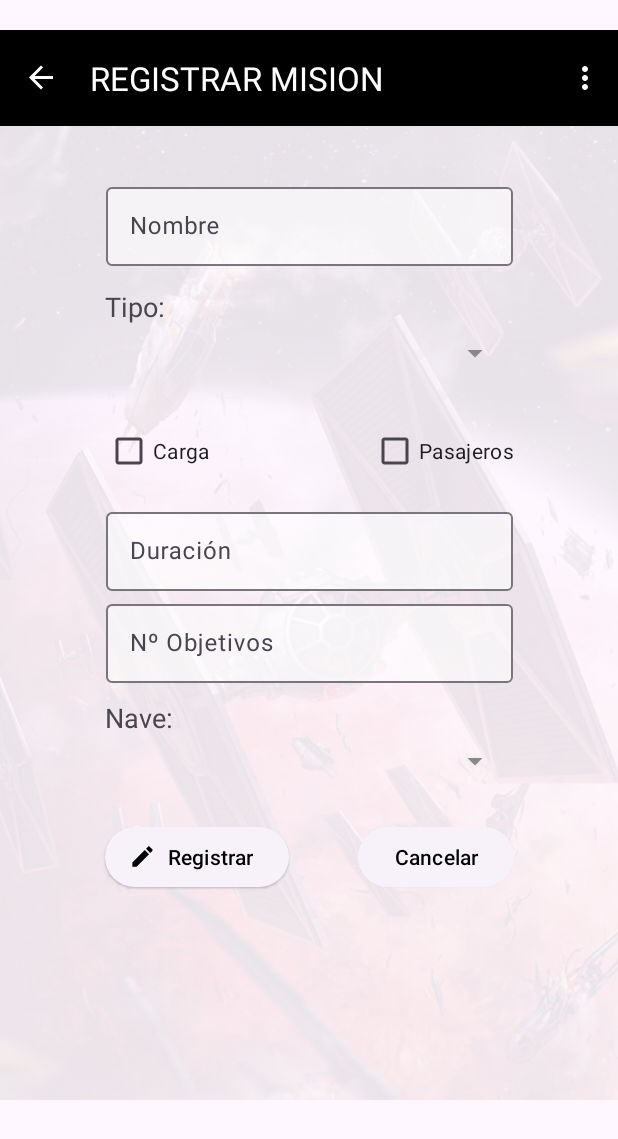
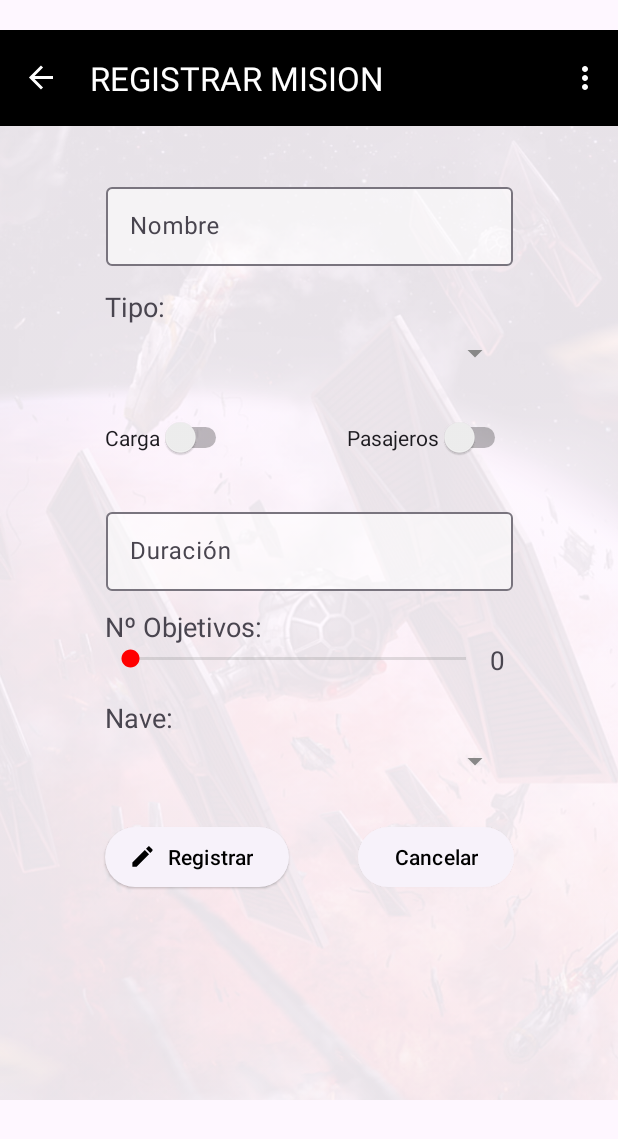
Before and after one commit to CarlosMurilloGomez/Desafio1_PMDM, an Android app: the FragAltaMisiones screen opened through its navigation route, on a phone screen of 412 x 824 dp. Shown: the top 1139 px of the screen. Run offline under Robolectric (Android 15) with nearby library versions, the light colour scheme and no system bars; our stand-ins replace navigation-ui; libraries missing offline, so code that uses them is left out: com.cloudinary; network calls fail; pictures from the network do not load; 3 statements that could not run were skipped.

Commit message:
Incluir switch y seekbar en alta de misiones

```diff
--- a/Desafio1_AppVader/app/src/main/res/layout/fragment_frag_alta_misiones.xml
+++ b/Desafio1_AppVader/app/src/main/res/layout/fragment_frag_alta_misiones.xml
@@ -6,6 +6,83 @@
     android:layout_height="match_parent"
     android:background="@drawable/fondo_misiones"
     tools:context=".ventanas.admin.FragAltaMisiones">
+
+    <TextView
+        android:id="@+id/lbNoHayNavesAltaMi"
+        android:layout_width="230dp"
+        android:layout_height="48dp"
+        android:text="@string/noHayNavesCondiciones"
+        android:textSize="18sp"
+        android:visibility="invisible"
+        app:layout_constraintBottom_toBottomOf="parent"
+        app:layout_constraintEnd_toEndOf="parent"
+        app:layout_constraintHorizontal_bias="0.386"
+        app:layout_constraintStart_toStartOf="parent"
+        app:layout_constraintTop_toTopOf="parent"
+        app:layout_constraintVertical_bias="0.677" />
+
+    <TextView
+        android:id="@+id/lbNumObjetivosAltaMi"
+        android:layout_width="wrap_content"
+        android:layout_height="wrap_content"
+        android:text="@string/numObjetivos"
+        android:textSize="18sp"
+        app:layout_constraintBottom_toBottomOf="parent"
+        app:layout_constraintEnd_toEndOf="parent"
+        app:layout_constraintHorizontal_bias="0.228"
+        app:layout_constraintStart_toStartOf="parent"
+        app:layout_constraintTop_toTopOf="parent"
+        app:layout_constraintVertical_bias="0.514" />
+
+    <TextView
+        android:id="@+id/tvNumObjetivosAltaMi"
+        android:layout_width="32dp"
+        android:layout_height="wrap_content"
+        android:inputType="number"
+        android:text="0"
+        android:textSize="17sp"
+        app:layout_constraintBottom_toBottomOf="parent"
+        app:layout_constraintEnd_toEndOf="parent"
+        app:layout_constraintHorizontal_bias="0.86"
+        app:layout_constraintStart_toStartOf="parent"
+        app:layout_constraintTop_toTopOf="parent"
+        app:layout_constraintVertical_bias="0.55" />
+
+    <SeekBar
+        android:id="@+id/sbNumObjetivosAltaMi"
+        android:layout_width="256dp"
+        android:layout_height="25dp"
+        android:max="50"
+        app:layout_constraintBottom_toBottomOf="parent"
+        app:layout_constraintEnd_toEndOf="parent"
+        app:layout_constraintHorizontal_bias="0.451"
+        app:layout_constraintStart_toStartOf="parent"
+        app:layout_constraintTop_toTopOf="parent"
+        app:layout_constraintVertical_bias="0.549" />
+
+    <Switch
+        android:id="@+id/swPasajerosAltaMi"
+        android:layout_width="wrap_content"
+        android:layout_height="wrap_content"
+        android:text="@string/pasajeros"
+        app:layout_constraintBottom_toBottomOf="parent"
+        app:layout_constraintEnd_toEndOf="parent"
+        app:layout_constraintHorizontal_bias="0.764"
+        app:layout_constraintStart_toStartOf="parent"
+        app:layout_constraintTop_toTopOf="parent"
+        app:layout_constraintVertical_bias="0.312" />
+
+    <Switch
+        android:id="@+id/swCargaAltaMi"
+        android:layout_width="wrap_content"
+        android:layout_height="wrap_content"
+        android:text="@string/carga"
+        app:layout_constraintBottom_toBottomOf="parent"
+        app:layout_constraintEnd_toEndOf="parent"
+        app:layout_constraintHorizontal_bias="0.214"
+        app:layout_constraintStart_toStartOf="parent"
+        app:layout_constraintTop_toTopOf="parent"
+        app:layout_constraintVertical_bias="0.312" />
 
     <TextView
         android:id="@+id/lbNaveAltaMi"
@@ -77,53 +154,10 @@
             android:layout_width="match_parent"
             android:layout_height="wrap_content"
             android:backgroundTint="@color/fondo_edit_text"
-            android:backgroundTintMode="add" />
+            android:backgroundTintMode="add"
+            android:inputType="number" />
 
     </com.google.android.material.textfield.TextInputLayout>
-
-    <com.google.android.material.textfield.TextInputLayout
-        android:id="@+id/textInputLayout3"
-        android:layout_width="271dp"
-        android:layout_height="58dp"
-        android:hint="@string/numObjetivos"
-        app:layout_constraintBottom_toBottomOf="parent"
-        app:layout_constraintEnd_toEndOf="parent"
-        app:layout_constraintStart_toStartOf="parent"
-        app:layout_constraintTop_toTopOf="parent"
-        app:layout_constraintVertical_bias="0.53">
-
-        <com.google.android.material.textfield.TextInputEditText
-            android:id="@+id/etObjetivosAltaMi"
-            android:layout_width="match_parent"
-            android:layout_height="wrap_content"
-            android:backgroundTint="@color/fondo_edit_text"
-            android:backgroundTintMode="add" />
-
-    </com.google.android.material.textfield.TextInputLayout>
-
-    <CheckBox
-        android:id="@+id/chBoxCargaAltaMi"
-        android:layout_width="wrap_content"
-        android:layout_height="wrap_content"
-        android:text="@string/carga"
-        app:layout_constraintBottom_toBottomOf="parent"
-        app:layout_constraintEnd_toEndOf="parent"
-        app:layout_constraintHorizontal_bias="0.205"
-        app:layout_constraintStart_toStartOf="parent"
-        app:layout_constraintTop_toTopOf="parent"
-        app:layout_constraintVertical_bias="0.32" />
-
-    <CheckBox
-        android:id="@+id/chBoxPasajerosAltaMi"
-        android:layout_width="wrap_content"
-        android:layout_height="wrap_content"
-        android:text="@string/pasajeros"
-        app:layout_constraintBottom_toBottomOf="parent"
-        app:layout_constraintEnd_toEndOf="parent"
-        app:layout_constraintHorizontal_bias="0.78"
-        app:layout_constraintStart_toStartOf="parent"
-        app:layout_constraintTop_toTopOf="parent"
-        app:layout_constraintVertical_bias="0.32" />
 
     <Spinner
         android:id="@+id/spTipoAltaMi"
@@ -166,4 +200,5 @@
             android:backgroundTintMode="add" />
 
     </com.google.android.material.textfield.TextInputLayout>
+
 </androidx.constraintlayout.widget.ConstraintLayout>
--- a/Desafio1_AppVader/app/src/main/res/values/strings.xml
+++ b/Desafio1_AppVader/app/src/main/res/values/strings.xml
@@ -81,7 +81,7 @@
     <string name="activar">Activar</string>
     <string name="cancelar">Cancelar</string>
     <string name="confirmarPassword">Confirmar contraseña</string>
-    <string name="numObjetivos">Nº Objetivos</string>
+    <string name="numObjetivos">Nº Objetivos:</string>
     <string name="registrar">Registrar</string>
     <string name="matricula">Matrícula</string>
     <string name="passwordProvisional">Contraseña provisional</string>
@@ -142,4 +142,5 @@
     <string name="errAddExperiencia">Error al añadir la experiencia al usuario</string>
     <string name="errActualizarPerfil">Error al actualizar los datos del perfil</string>
     <string name="filtrar">Filtrar</string>
+    <string name="noHayNavesCondiciones">(No existen naves que cumplan esas condiciones)</string>
 </resources>
```
Also changed, not shown: Desafio1_AppVader/app/src/main/java/com/example/desafio1_appvader/ventanas/admin/FragAltaMisiones.kt (+50 -32 lines), 2 other files.
